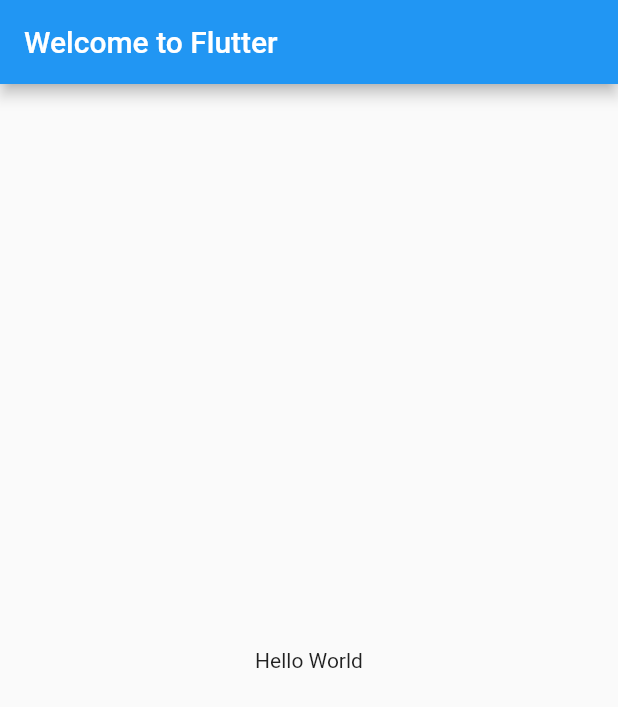
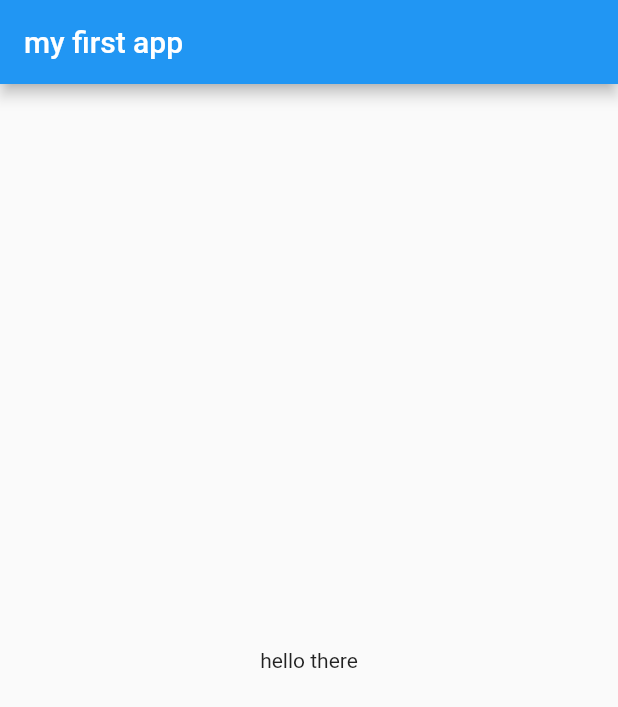
Before and after one commit to githumbi/Flutter-hello-world, a Flutter app: the screen it shows after launch, on a phone screen of 412 x 824 dp. Shown: the top 707 px of the screen. Run offline on Flutter 3.47's test engine with Material 2 defaults, Android fonts, the phone set to English and light mode, and no system bars.

```diff
--- a/lib/main.dart
+++ b/lib/main.dart
@@ -1,24 +1,21 @@
-// Copyright 2018 The Flutter team. All rights reserved.
-// Use of this source code is governed by a BSD-style license that can be
-// found in the LICENSE file.
-
 import 'package:flutter/material.dart';
 
 void main() => runApp(MyApp());
 
-class MyApp extends StatelessWidget {
+class MyApp extends StatelessWidget{
   @override
-  Widget build(BuildContext context) {
+  Widget build(BuildContext context){
     return MaterialApp(
-      title: 'Welcome to Flutter',
-      home: Scaffold(
+      title: 'welcome to fluuter',
+      home: Scaffold(  //provides default appbar
         appBar: AppBar(
-          title: Text('Welcome to Flutter'),
+          title: const Text('my first app'),
         ),
-        body: Center(
-          child: Text('Hello World'),
+        body: const Center(
+          child: const Text('hello there'),
         ),
       ),
     );
   }
+
 }
--- a/pubspec.yaml
+++ b/pubspec.yaml
@@ -23,6 +23,8 @@ dependencies:
   # The following adds the Cupertino Icons font to your application.
   # Use with the CupertinoIcons class for iOS style icons.
   cupertino_icons: ^0.1.2
+
+  english_words: ^3.1.0
 
 dev_dependencies:
   flutter_test:
```
Also changed, not shown: pubspec.lock.
